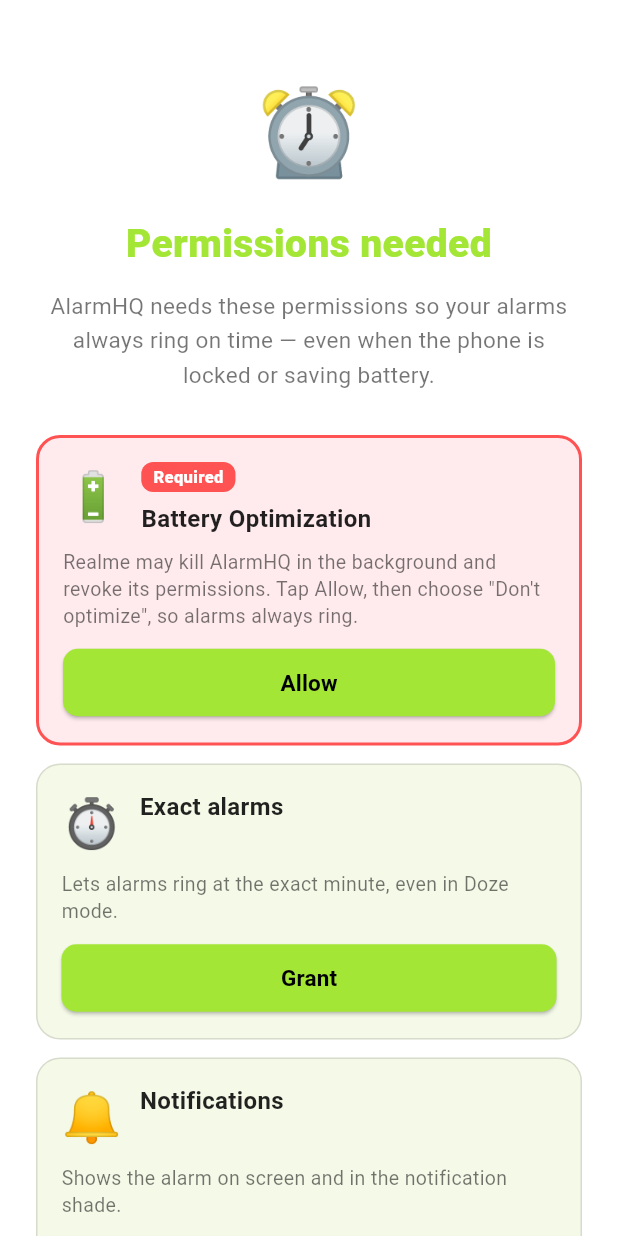
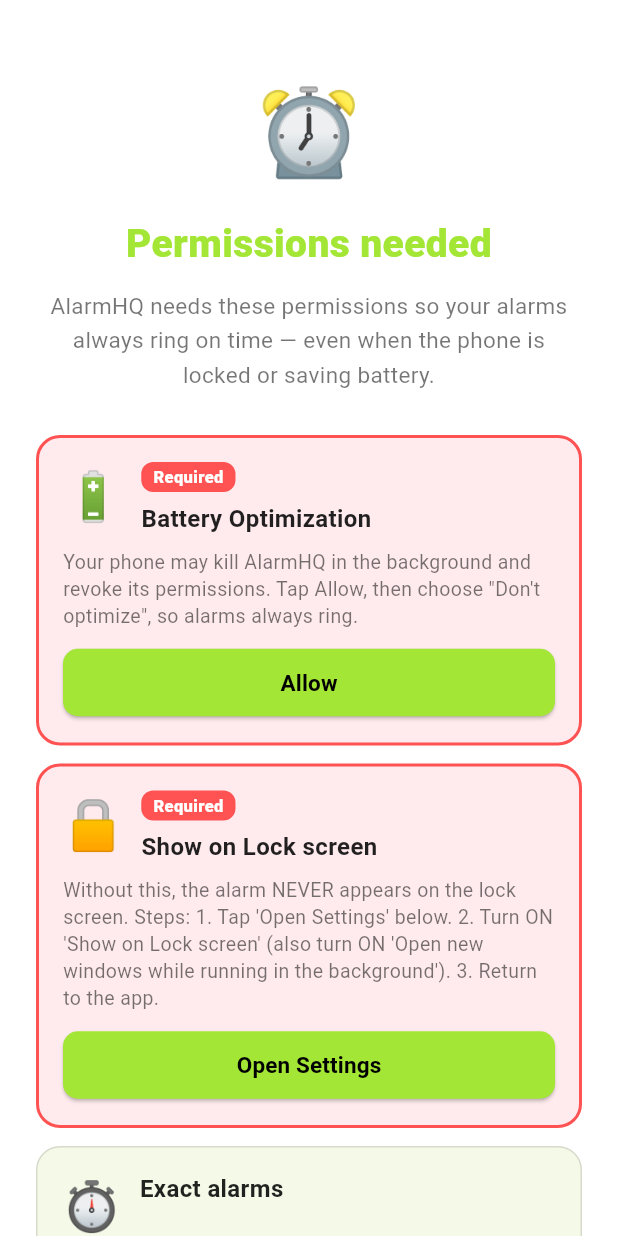
Before and after one commit to FileHQ/alarmhq, a Flutter app: the screen it shows after launch, on a phone screen of 412 x 824 dp. Run offline on Flutter 3.47's test engine with Material 3 defaults, Android fonts, the light colour scheme and no system bars; network calls fail; Roboto replaces fonts that are missing (JameelNoori); project files that could hold a hidden picture were left out.

Commit message:
v2.48: lock card always + no brand names

```diff
--- a/lib/l10n/app_en.arb
+++ b/lib/l10n/app_en.arb
@@ -60,7 +60,7 @@
   "onceSummary": "Once",
   "openPermissionScreen": "Open permission screen",
   "openSettings": "Open settings",
-  "permBatteryDesc": "Realme may kill AlarmHQ in the background and revoke its permissions. Tap Allow, then choose \"Don't optimize\", so alarms always ring.",
+  "permBatteryDesc": "Your phone may kill AlarmHQ in the background and revoke its permissions. Tap Allow, then choose \"Don't optimize\", so alarms always ring.",
   "permBatteryGrant": "Allow",
   "permBatteryTitle": "Battery Optimization",
   "permBody": "AlarmHQ needs these permissions so your alarms always ring on time — even when the phone is locked or saving battery.",
@@ -76,7 +76,7 @@
   "permFsTitle": "Full-screen alarm",
   "permFsDesc": "Lets the alarm pop up on the lock screen (needed on Android 14+).",
   "permAutostartTitle": "Autostart permission",
-  "permAutostartDesc": "Lets the alarm ring even when the app is closed (needed on Xiaomi, Oppo, Vivo, Huawei).",
+  "permAutostartDesc": "Lets the alarm ring even when the app is closed (needed on many phones).",
   "permLockScreenTitle": "Show on Lock screen",
   "permLockScreenDesc": "Without this, the alarm NEVER appears on the lock screen. Steps: 1. Tap 'Open Settings' below. 2. Turn ON 'Show on Lock screen' (also turn ON 'Open new windows while running in the background'). 3. Return to the app.",
   "permUnusedTitle": "Auto-remove permissions",
--- a/lib/l10n/app_localizations.dart
+++ b/lib/l10n/app_localizations.dart
@@ -461,7 +461,7 @@
   /// No description provided for @permBatteryDesc.
   ///
   /// In en, this message translates to:
-  /// **'Realme may kill AlarmHQ in the background and revoke its permissions. Tap Allow, then choose \"Don\'t optimize\", so alarms always ring.'**
+  /// **'Your phone may kill AlarmHQ in the background and revoke its permissions. Tap Allow, then choose \"Don\'t optimize\", so alarms always ring.'**
   String get permBatteryDesc;
 
   /// No description provided for @permBatteryGrant.
@@ -557,7 +557,7 @@
   /// No description provided for @permAutostartDesc.
   ///
   /// In en, this message translates to:
-  /// **'Lets the alarm ring even when the app is closed (needed on Xiaomi, Oppo, Vivo, Huawei).'**
+  /// **'Lets the alarm ring even when the app is closed (needed on many phones).'**
   String get permAutostartDesc;
 
   /// No description provided for @permLockScreenTitle.
--- a/lib/l10n/app_localizations_en.dart
+++ b/lib/l10n/app_localizations_en.dart
@@ -208,7 +208,7 @@
 
   @override
   String get permBatteryDesc =>
-      'Realme may kill AlarmHQ in the background and revoke its permissions. Tap Allow, then choose \"Don\'t optimize\", so alarms always ring.';
+      'Your phone may kill AlarmHQ in the background and revoke its permissions. Tap Allow, then choose \"Don\'t optimize\", so alarms always ring.';
 
   @override
   String get permBatteryGrant => 'Allow';
@@ -262,7 +262,7 @@
 
   @override
   String get permAutostartDesc =>
-      'Lets the alarm ring even when the app is closed (needed on Xiaomi, Oppo, Vivo, Huawei).';
+      'Lets the alarm ring even when the app is closed (needed on many phones).';
 
   @override
   String get permLockScreenTitle => 'Show on Lock screen';
--- a/lib/l10n/app_localizations_ur.dart
+++ b/lib/l10n/app_localizations_ur.dart
@@ -207,7 +207,7 @@
 
   @override
   String get permBatteryDesc =>
-      'ریئلمی بیک گراؤنڈ میں ایپ بند کر سکتا ہے اور پرمیشنز ہٹا سکتا ہے۔ اجازت دیں پر ٹیپ کریں، پھر \"Don\'t optimize\" منتخب کریں تاکہ الارم ہمیشہ بجے۔';
+      'آپ کا فون بیک گراؤنڈ میں ایپ بند کر سکتا ہے اور پرمیشنز ہٹا سکتا ہے۔ اجازت دیں پر ٹیپ کریں، پھر \"Don\'t optimize\" منتخب کریں تاکہ الارم ہمیشہ بجے۔';
 
   @override
   String get permBatteryGrant => 'اجازت دیں';
@@ -259,7 +259,7 @@
 
   @override
   String get permAutostartDesc =>
-      'ایپ بند ہو تو بھی الارم بجے (Xiaomi، Oppo، Vivo، Huawei پر ضروری)۔';
+      'ایپ بند ہو تو بھی الارم بجے (بہت سے فونز پر ضروری)۔';
 
   @override
   String get permLockScreenTitle => 'لاک اسکرین پر دکھائیں';
--- a/lib/l10n/app_ur.arb
+++ b/lib/l10n/app_ur.arb
@@ -60,7 +60,7 @@
   "onceSummary": "ایک بار",
   "openPermissionScreen": "اجازت سکرین کھولیں",
   "openSettings": "سیٹنگز کھولیں",
-  "permBatteryDesc": "ریئلمی بیک گراؤنڈ میں ایپ بند کر سکتا ہے اور پرمیشنز ہٹا سکتا ہے۔ اجازت دیں پر ٹیپ کریں، پھر \"Don't optimize\" منتخب کریں تاکہ الارم ہمیشہ بجے۔",
+  "permBatteryDesc": "آپ کا فون بیک گراؤنڈ میں ایپ بند کر سکتا ہے اور پرمیشنز ہٹا سکتا ہے۔ اجازت دیں پر ٹیپ کریں، پھر \"Don't optimize\" منتخب کریں تاکہ الارم ہمیشہ بجے۔",
   "permBatteryGrant": "اجازت دیں",
   "permBatteryTitle": "بیٹری آپٹیمائزیشن",
   "permBody": "AlarmHQ کو یہ اجازتیں چاہییں تاکہ آپ کے الارم ہمیشہ وقت پر بجیں — چاہے فون لاک ہو یا بیٹری بچا رہا ہو۔",
@@ -76,7 +76,7 @@
   "permFsTitle": "فل اسکرین الارم",
   "permFsDesc": "لاک اسکرین پر الارم دکھانے دیتا ہے (Android 14+ پر ضروری)۔",
   "permAutostartTitle": "آٹو اسٹارٹ کی اجازت",
-  "permAutostartDesc": "ایپ بند ہو تو بھی الارم بجے (Xiaomi، Oppo، Vivo، Huawei پر ضروری)۔",
+  "permAutostartDesc": "ایپ بند ہو تو بھی الارم بجے (بہت سے فونز پر ضروری)۔",
   "permLockScreenTitle": "لاک اسکرین پر دکھائیں",
   "permLockScreenDesc": "اس کے بغیر لاک اسکرین پر الارم کبھی نظر نہیں آئے گا۔ طریقہ: 1۔ نیچے 'Open Settings' دبائیں۔ 2۔ 'Show on Lock screen' آن کریں ('Open new windows while running in the background' بھی آن کریں)۔ 3۔ ایپ میں واپس آئیں۔",
   "permUnusedTitle": "خودکار اجازت منسوخی",
--- a/pubspec.yaml
+++ b/pubspec.yaml
@@ -1,7 +1,7 @@
 name: alarmhq
 description: AlarmHQ - personal alarm app (Urdu + English).
 publish_to: 'none'
-version: 1.0.47+4048
+version: 1.0.48+4049
 
 environment:
   sdk: ^3.13.5
```
Also changed, not shown: lib/screens/permission_screen.dart (+4 -5 lines).
